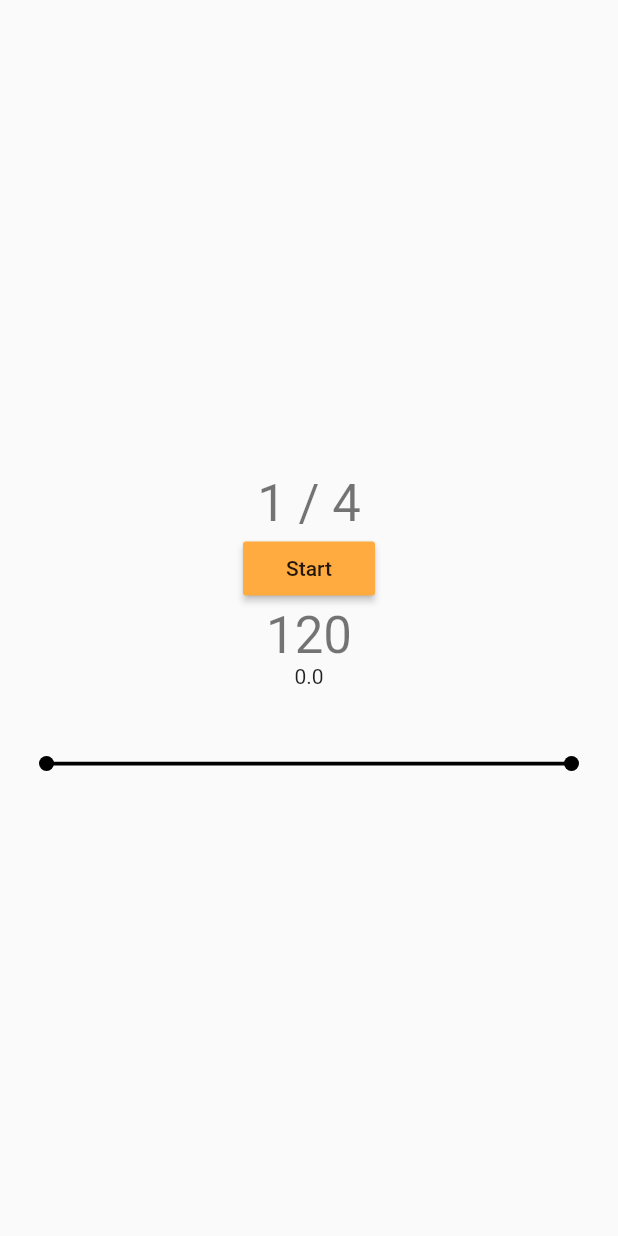
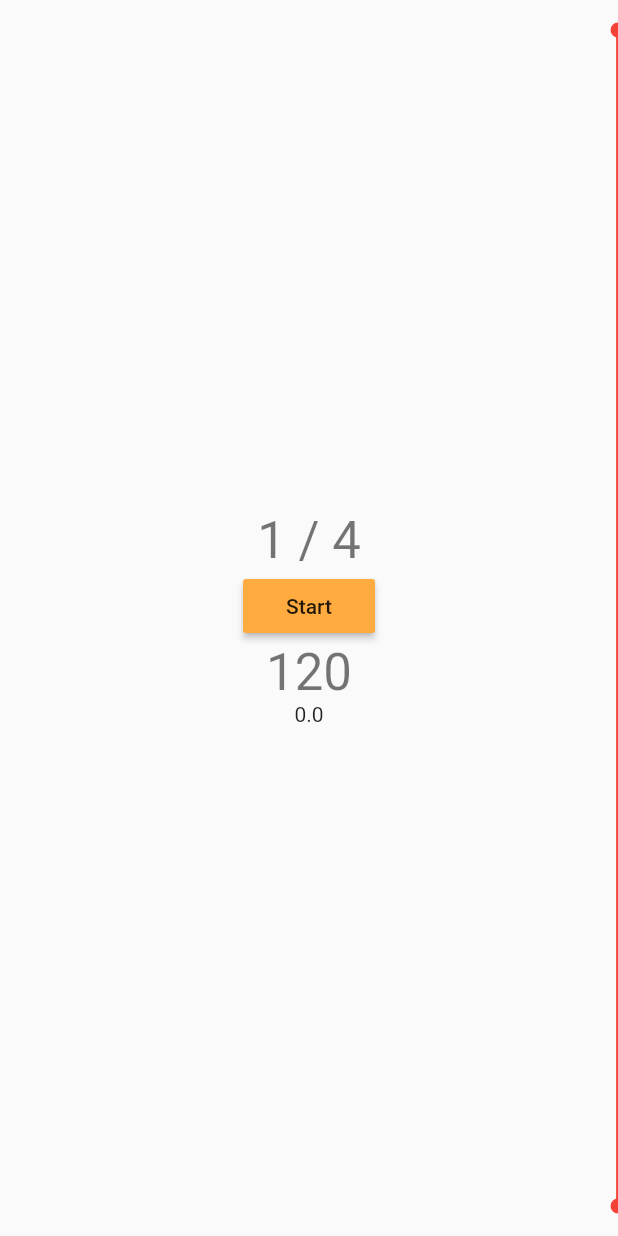
Before and after one commit to teesloane/metronome, a Flutter app: the screen it shows after launch, on a phone screen of 412 x 824 dp. Run offline on Flutter 3.47's test engine with Material 2 defaults, Android fonts, the phone set to English and light mode, and no system bars; our stand-ins replace audioplayers.

Commit message:
move slider to side.

```diff
--- a/lib/main.dart
+++ b/lib/main.dart
@@ -49,15 +49,17 @@ class MyHomePage extends StatefulWidget {
 }
 
 class _MyHomePageState extends State<MyHomePage> {
-  // State --
-
+  //
+  // -- State
+  //
+  static AudioCache player = AudioCache();
   Timer _timer;
-  static AudioCache player = AudioCache();
   int _beat = 1;
   int _bar = 4;
   Duration _tempo = Duration(milliseconds: 500);
   bool _isRunning = false;
   double _tempo2 = 0;
+  double _sliderOffset = 20;
 
   // Methods --
 
@@ -153,18 +155,7 @@ class _MyHomePageState extends State<MyHomePage> {
                   style: Theme.of(context).textTheme.display1,
                 ),
                 Text(_tempo2.toString()),
-                TempoSlider(
-                  onChanged: (double val) {
-                    setState(() {
-                      _tempo2 = (val * 100).roundToDouble();
-                    });
-                  },
-                  onChangedStart: (double val) {
-                    setState(() {
-                      _tempo2 = (val * 100).roundToDouble();
-                    });
-                  },
-                )
+
                 // InteractableWidget,
               ]),
         ),
@@ -172,6 +163,29 @@ class _MyHomePageState extends State<MyHomePage> {
         //   notifyParent: _onVerticalGesture,
         //   handleOVDE: _onReleaseTempoSlider,
         // )
+
+        Positioned(
+          right: 0,
+          bottom: _sliderOffset,
+          // top: 50,
+          child: RotatedBox(
+            quarterTurns: 3,
+            child: TempoSlider(
+              width: MediaQuery.of(context).size.height - (_sliderOffset * 2),
+              color: Colors.red,
+              onChanged: (double val) {
+                setState(() {
+                  _tempo2 = (val * 100).roundToDouble();
+                });
+              },
+              onChangedStart: (double val) {
+                setState(() {
+                  _tempo2 = (val * 100).roundToDouble();
+                });
+              },
+            ),
+          ),
+        )
       ]),
     ));
   }
--- a/lib/tempoSlider.dart
+++ b/lib/tempoSlider.dart
@@ -12,11 +12,11 @@ class TempoSlider extends StatefulWidget {
   final ValueChanged<double> onChangedStart;
 
   const TempoSlider(
-      {this.width = 350,
+      {this.width,
       this.height = 50,
       this.color = Colors.black,
       @required this.onChanged,
-      this.onChangedStart});
+      @required this.onChangedStart});
 
   @override
   _TempoSliderState createState() => _TempoSliderState();
```
